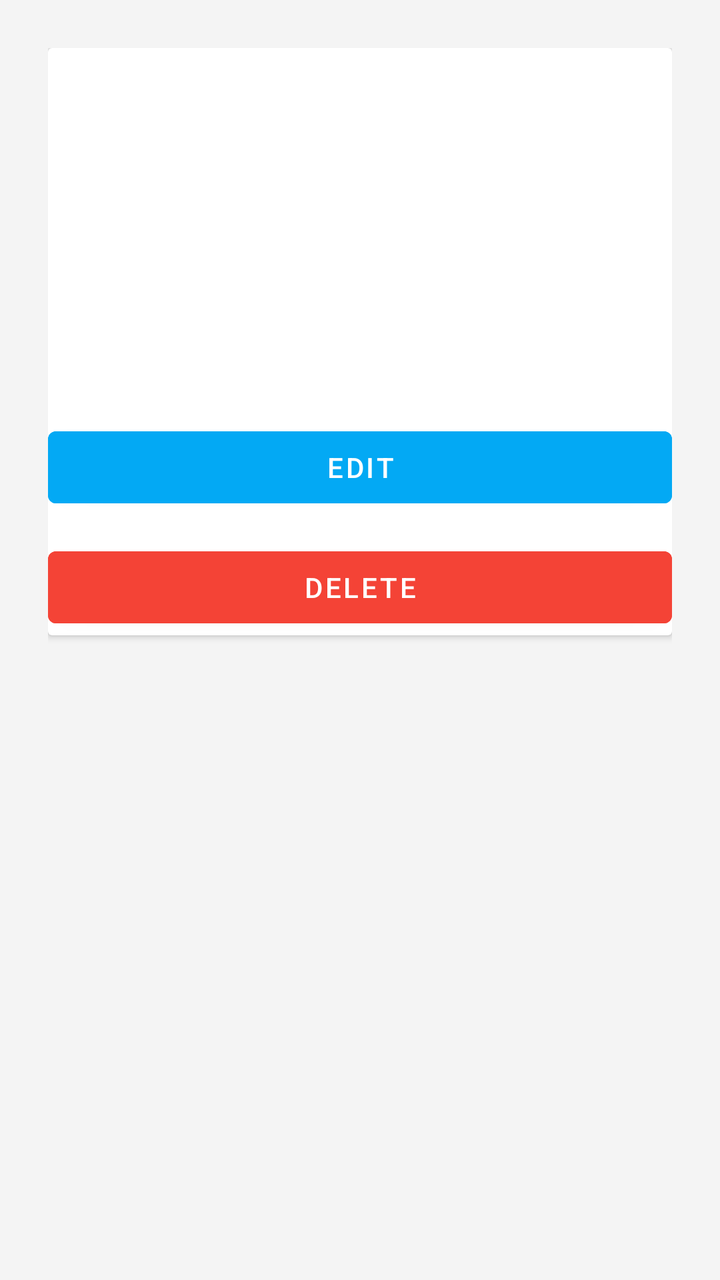
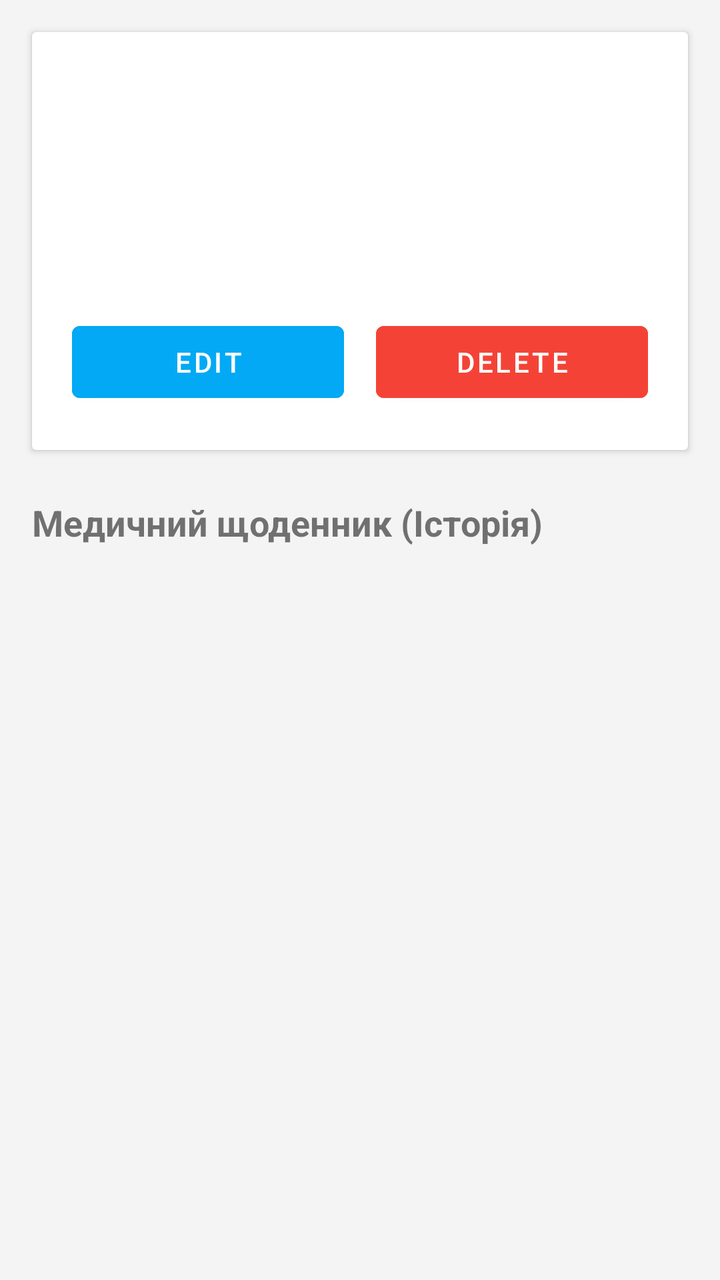

The first picture is an Android layout as it rendered before a commit; the second is the same layout after the commit. The layout source and the unified diff follow.
<!-- AndroidManifest.xml: application theme Theme.MedicationManagement -->
<!-- res/layout/activity_medicine_details.xml -->
<?xml version="1.0" encoding="utf-8"?>
<ScrollView xmlns:android="http://schemas.android.com/apk/res/android"
    android:layout_width="match_parent" android:layout_height="match_parent"
    android:padding="24dp" android:background="#f4f4f4">

    <androidx.cardview.widget.CardView
        android:layout_width="match_parent"
        android:layout_height="wrap_content"
        android:elevation="4dp"
        android:backgroundTint="#ffffff"
        android:padding="20dp">

        <LinearLayout
            android:layout_width="match_parent"
            android:layout_height="wrap_content"
            android:orientation="vertical">

            <TextView android:id="@+id/detailName"
                android:textSize="20sp" android:textStyle="bold"
                android:textColor="#222"
                android:layout_marginBottom="16dp"
                android:layout_width="wrap_content"
                android:layout_height="wrap_content"/>

            <TextView android:id="@+id/detailType"
                android:textSize="16sp" android:textColor="#444"
                android:layout_marginBottom="8dp"
                android:layout_width="wrap_content"
                android:layout_height="wrap_content"/>

            <TextView android:id="@+id/detailCategory"
                android:textSize="16sp" android:textColor="#444"
                android:layout_marginBottom="8dp"
                android:layout_width="wrap_content"
                android:layout_height="wrap_content"/>

            <TextView android:id="@+id/detailQuantity"
                android:textSize="16sp" android:textColor="#444"
                android:layout_marginBottom="8dp"
                android:layout_width="wrap_content"
                android:layout_height="wrap_content"/>

            <TextView android:id="@+id/detailExpiryDate"
                android:textSize="16sp" android:textColor="#444"
                android:layout_marginBottom="8dp"
                android:layout_width="wrap_content"
                android:layout_height="wrap_content"/>

            <Button
                android:id="@+id/btnEdit"
                android:text="@string/edit"
                android:layout_marginTop="24dp"
                android:layout_width="match_parent"
                android:layout_height="wrap_content"
                android:backgroundTint="#03A9F4"
                android:textColor="@android:color/white"/>

            <Button
                android:id="@+id/btnDelete"
                android:text="@string/delete"
                android:layout_marginTop="12dp"
                android:layout_width="match_parent"
                android:layout_height="wrap_content"
                android:backgroundTint="#F44336"
                android:textColor="@android:color/white"/>
        </LinearLayout>
    </androidx.cardview.widget.CardView>
</ScrollView>
<!-- resources referenced by this layout -->
<resources>
  <string name="delete">Delete</string>
  <string name="edit">Edit</string>
  <style name="Theme.MedicationManagement" parent="Theme.MaterialComponents.DayNight.NoActionBar">
          
          <item name="colorPrimary">@color/purple_500</item>
          <item name="colorPrimaryVariant">@color/purple_700</item>
          <item name="colorOnPrimary">@color/white</item>
          
          <item name="colorSecondary">@color/teal_200</item>
          <item name="colorSecondaryVariant">@color/teal_700</item>
          <item name="colorOnSecondary">@color/black</item>
      </style>
  <color name="purple_500">#FF6200EE</color>
  <color name="purple_700">#FF3700B3</color>
  <color name="white">#FFFFFFFF</color>
  <color name="teal_200">#FF03DAC5</color>
  <color name="teal_700">#FF018786</color>
  <color name="black">#FF000000</color>
</resources>

<!-- the commit's change to res/layout/activity_medicine_details.xml (unified diff, before → after) -->
@@ -1,68 +1,100 @@
 <?xml version="1.0" encoding="utf-8"?>
-<ScrollView xmlns:android="http://schemas.android.com/apk/res/android"
-    android:layout_width="match_parent" android:layout_height="match_parent"
-    android:padding="24dp" android:background="#f4f4f4">
+<LinearLayout xmlns:android="http://schemas.android.com/apk/res/android"
+    android:layout_width="match_parent"
+    android:layout_height="match_parent"
+    android:orientation="vertical"
+    android:background="#f4f4f4">
 
     <androidx.cardview.widget.CardView
         android:layout_width="match_parent"
         android:layout_height="wrap_content"
+        android:layout_margin="16dp"
         android:elevation="4dp"
-        android:backgroundTint="#ffffff"
-        android:padding="20dp">
+        android:backgroundTint="#ffffff">
 
         <LinearLayout
             android:layout_width="match_parent"
             android:layout_height="wrap_content"
-            android:orientation="vertical">
+            android:orientation="vertical"
+            android:padding="20dp">
 
             <TextView android:id="@+id/detailName"
-                android:textSize="20sp" android:textStyle="bold"
+                android:textSize="22sp" android:textStyle="bold"
                 android:textColor="#222"
+                android:layout_marginBottom="8dp"
+                android:layout_width="wrap_content"
+                android:layout_height="wrap_content"/>
+
+            <TextView android:id="@+id/detailType"
+                android:textSize="14sp" android:textColor="#555"
+                android:layout_marginBottom="4dp"
+                android:layout_width="wrap_content"
+                android:layout_height="wrap_content"/>
+
+            <TextView android:id="@+id/detailQuantity"
+                android:textSize="16sp" android:textColor="#000"
+                android:textStyle="bold"
+                android:layout_marginBottom="4dp"
+                android:layout_width="wrap_content"
+                android:layout_height="wrap_content"/>
+
+            <TextView android:id="@+id/detailExpiryDate"
+                android:textSize="14sp" android:textColor="#D32F2F"
                 android:layout_marginBottom="16dp"
                 android:layout_width="wrap_content"
                 android:layout_height="wrap_content"/>
 
-            <TextView android:id="@+id/detailType"
-                android:textSize="16sp" android:textColor="#444"
-                android:layout_marginBottom="8dp"
-                android:layout_width="wrap_content"
-                android:layout_height="wrap_content"/>
-
-            <TextView android:id="@+id/detailCategory"
-                android:textSize="16sp" android:textColor="#444"
-                android:layout_marginBottom="8dp"
-                android:layout_width="wrap_content"
-                android:layout_height="wrap_content"/>
-
-            <TextView android:id="@+id/detailQuantity"
-                android:textSize="16sp" android:textColor="#444"
-                android:layout_marginBottom="8dp"
-                android:layout_width="wrap_content"
-                android:layout_height="wrap_content"/>
-
-            <TextView android:id="@+id/detailExpiryDate"
-                android:textSize="16sp" android:textColor="#444"
-                android:layout_marginBottom="8dp"
-                android:layout_width="wrap_content"
-                android:layout_height="wrap_content"/>
-
-            <Button
-                android:id="@+id/btnEdit"
-                android:text="@string/edit"
-                android:layout_marginTop="24dp"
+            <LinearLayout
                 android:layout_width="match_parent"
                 android:layout_height="wrap_content"
-                android:backgroundTint="#03A9F4"
-                android:textColor="@android:color/white"/>
+                android:orientation="horizontal">
 
-            <Button
-                android:id="@+id/btnDelete"
-                android:text="@string/delete"
-                android:layout_marginTop="12dp"
-                android:layout_width="match_parent"
-                android:layout_height="wrap_content"
-                android:backgroundTint="#F44336"
-                android:textColor="@android:color/white"/>
+                <Button
+                    android:id="@+id/btnEdit"
+                    android:text="@string/edit"
+                    android:layout_width="0dp"
+                    android:layout_weight="1"
+                    android:layout_marginEnd="8dp"
+                    android:layout_height="wrap_content"
+                    android:backgroundTint="#03A9F4"
+                    android:textColor="@android:color/white"/>
+
+                <Button
+                    android:id="@+id/btnDelete"
+                    android:text="@string/delete"
+                    android:layout_width="0dp"
+                    android:layout_weight="1"
+                    android:layout_marginStart="8dp"
+                    android:layout_height="wrap_content"
+                    android:backgroundTint="#F44336"
+                    android:textColor="@android:color/white"/>
+            </LinearLayout>
         </LinearLayout>
     </androidx.cardview.widget.CardView>
-</ScrollView>
+
+    <TextView
+        android:layout_width="match_parent"
+        android:layout_height="wrap_content"
+        android:text="Медичний щоденник (Історія)"
+        android:textStyle="bold"
+        android:textSize="18sp"
+        android:paddingHorizontal="16dp"
+        android:paddingTop="8dp"
+        android:paddingBottom="8dp"/>
+
+    <ProgressBar
+        android:id="@+id/diaryProgressBar"
+        android:layout_width="wrap_content"
+        android:layout_height="wrap_content"
+        android:layout_gravity="center"
+        android:visibility="gone" />
+
+    <androidx.recyclerview.widget.RecyclerView
+        android:id="@+id/diaryRecyclerView"
+        android:layout_width="match_parent"
+        android:layout_height="match_parent"
+        android:paddingHorizontal="16dp"
+        android:clipToPadding="false"
+        android:paddingBottom="16dp" />
+
+</LinearLayout>
